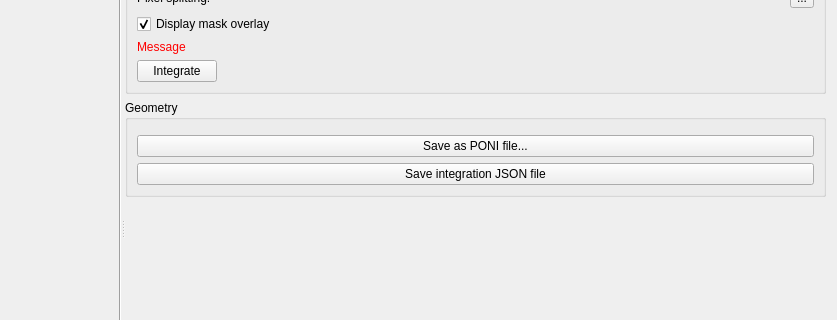
Above: src/pyFAI/resources/gui/calibration-result.ui from silx-kit/pyFAI before the change; both pictures show x 156 to 993 and y 165 to 485 of the 993 by 785 pixel window. Below: the same form after it.
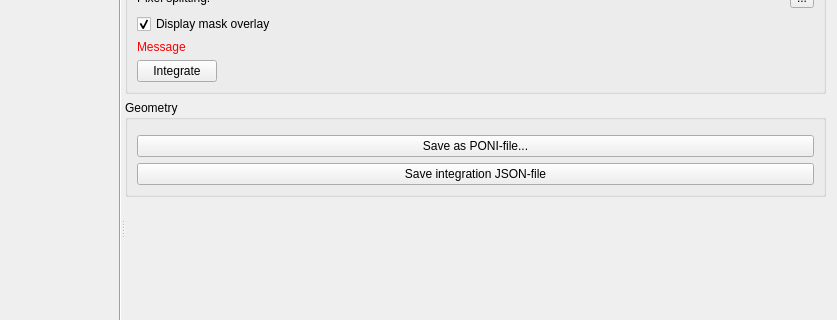
That is the form after the change. Custom widgets are drawn as their Qt base class.

Patch:
```diff
--- a/src/pyFAI/resources/gui/calibration-result.ui
+++ b/src/pyFAI/resources/gui/calibration-result.ui
@@ -177,7 +177,7 @@
              <string>A PONI file contains the geometry, the wavelength and the detector information.</string>
             </property>
             <property name="text">
-             <string>Save as PONI file...</string>
+             <string>Save as PONI-file...</string>
             </property>
            </widget>
           </item>
@@ -187,7 +187,7 @@
              <string>A .json file with PONI and integration parameters.</string>
             </property>
             <property name="text">
-             <string>Save integration JSON file</string>
+             <string>Save integration JSON-file</string>
             </property>
            </widget>
           </item>
```
Left out of the diff: 4 changed lines with no effect on the pictures.
